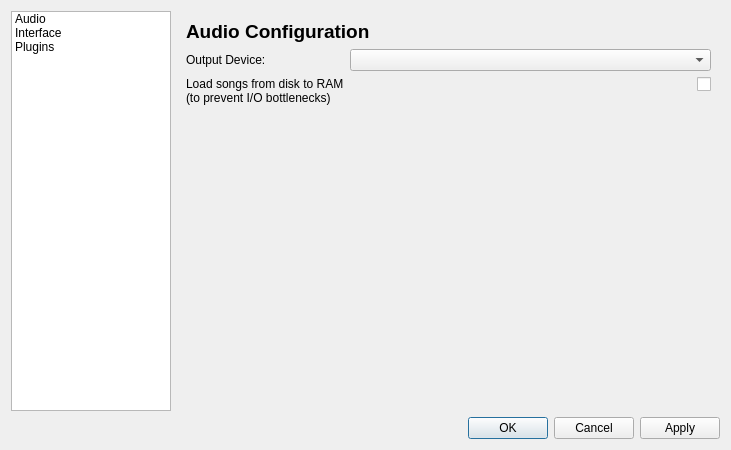
First picture: the form in src/PAW_GUI/settings_paw_gui.ui, repository CapitanMurasa/PerfectAudioWorks, before the edit.
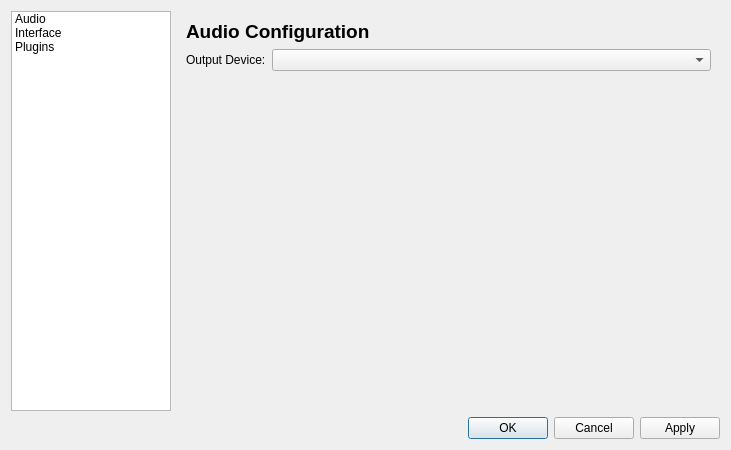
Second picture: the form after the edit. The open tabs and pages were chosen to show the change.

Diff of the .ui file:
```diff
--- a/src/PAW_GUI/settings_paw_gui.ui
+++ b/src/PAW_GUI/settings_paw_gui.ui
@@ -73,24 +73,6 @@
            <item row="0" column="1">
             <widget class="QComboBox" name="audioDeviceComboBox"/>
            </item>
-           <item row="1" column="0">
-            <widget class="QLabel" name="label_5">
-             <property name="text">
-              <string>Load songs from disk to RAM
-(to prevent I/O bottlenecks)</string>
-             </property>
-            </widget>
-           </item>
-           <item row="1" column="1">
-            <widget class="QCheckBox" name="checkBox">
-             <property name="layoutDirection">
-              <enum>Qt::LayoutDirection::RightToLeft</enum>
-             </property>
-             <property name="text">
-              <string/>
-             </property>
-            </widget>
-           </item>
           </layout>
          </item>
          <item>
```
Left out of the diff: 2 changed lines with no effect on the pictures.
